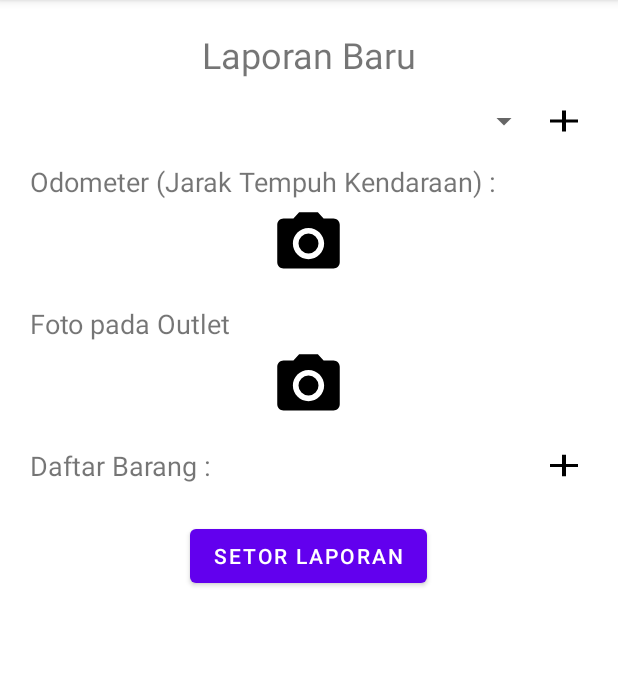
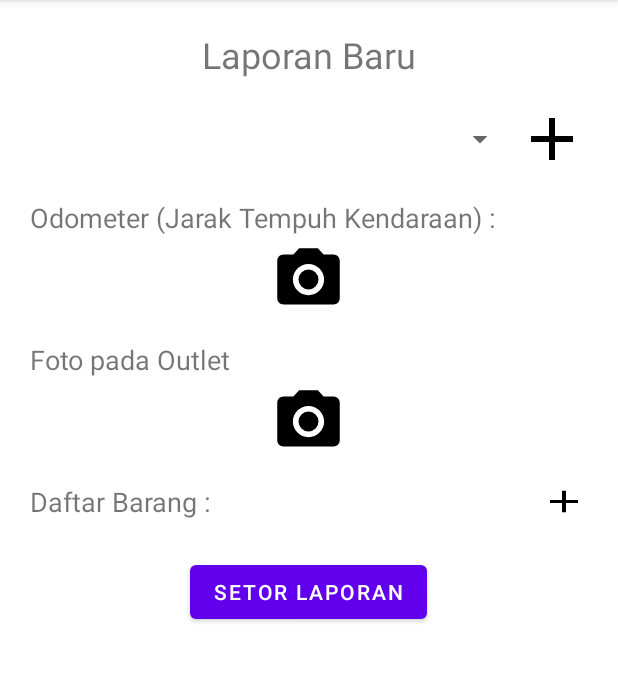
Before and after one commit to PARJAY125/Merchanide-App, an Android app: the ReportDetail screen opened directly, with no data from a screen before it, on a phone screen of 412 x 824 dp, the part 84-766 px from its top. Run offline under Robolectric (Android 15) with nearby library versions, the phone set to English and light mode, and no system bars; our stand-ins replace Room's generated code.

```diff
--- a/MyApplication/app/src/main/java/com/example/myapplication/ui/ReportDetail.kt
+++ b/MyApplication/app/src/main/java/com/example/myapplication/ui/ReportDetail.kt
@@ -144,7 +144,8 @@ class ReportDetail : AppCompatActivity() {
             finish()
         } catch (e: Exception) {
             // Handle the exception
-            Toast.makeText(this, "Lengkapi semua data yang dibutuhkan", Toast.LENGTH_SHORT).show()
+            Toast.makeText(this, "$e", Toast.LENGTH_SHORT).show()
+//            Toast.makeText(this, "Lengkapi semua data yang dibutuhkan", Toast.LENGTH_SHORT).show()
         }
     }
 
@@ -193,7 +194,7 @@ class ReportDetail : AppCompatActivity() {
 
         when (imageMarker) {
             1 -> imagePapOutlet = "$fileName $uniqueNaming"
-            else -> imageTransport = fileName
+            else -> imageTransport = "$fileName $uniqueNaming"
         }
 
         try {
--- a/MyApplication/app/src/main/res/layout/report_detail.xml
+++ b/MyApplication/app/src/main/res/layout/report_detail.xml
@@ -6,7 +6,7 @@
 
     <LinearLayout
         android:layout_width="match_parent"
-        android:layout_height="match_parent"
+        android:layout_height="wrap_content"
         android:orientation="vertical"
         android:padding="20dp">
 
@@ -26,13 +26,13 @@
             <Spinner
                 android:id="@+id/rd_spn_outlet_name"
                 android:layout_width="wrap_content"
-                android:layout_height="wrap_content"
+                android:layout_height="48dp"
                 android:layout_weight="1"
                 />
 
             <ImageView
                 android:id="@+id/rd_iv_add_outlet"
-                android:layout_width="32dp"
+                android:layout_width="48dp"
                 android:layout_height="match_parent"
                 android:layout_gravity="center"
                 android:background="@drawable/ic_baseline_add_24"
@@ -103,7 +103,7 @@
         <androidx.recyclerview.widget.RecyclerView
             android:id="@+id/RD_rv_selled_product"
             android:layout_width="match_parent"
-            android:layout_height="wrap_content"
+            android:layout_height="match_parent"
             tools:listitem="@layout/item_report_goods_list"
             android:layout_marginTop="8dp"/>
 
```
Also changed, not shown: MyApplication/app/src/main/java/com/example/myapplication/ui/ReportList.kt (+43 -16 lines).
